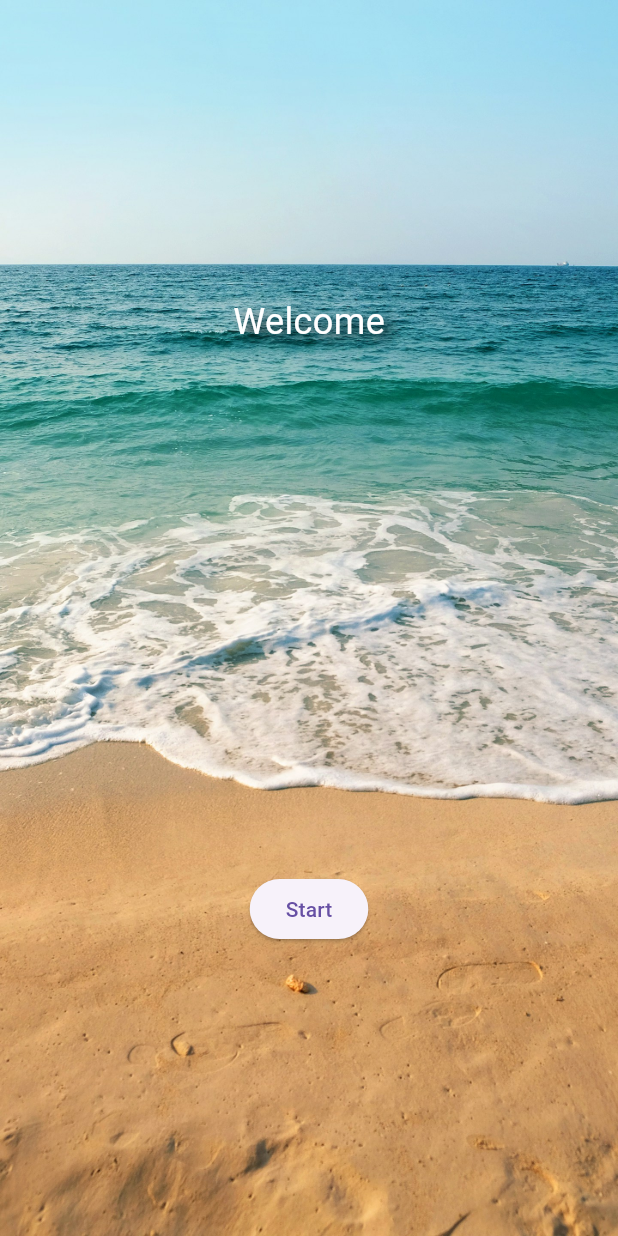
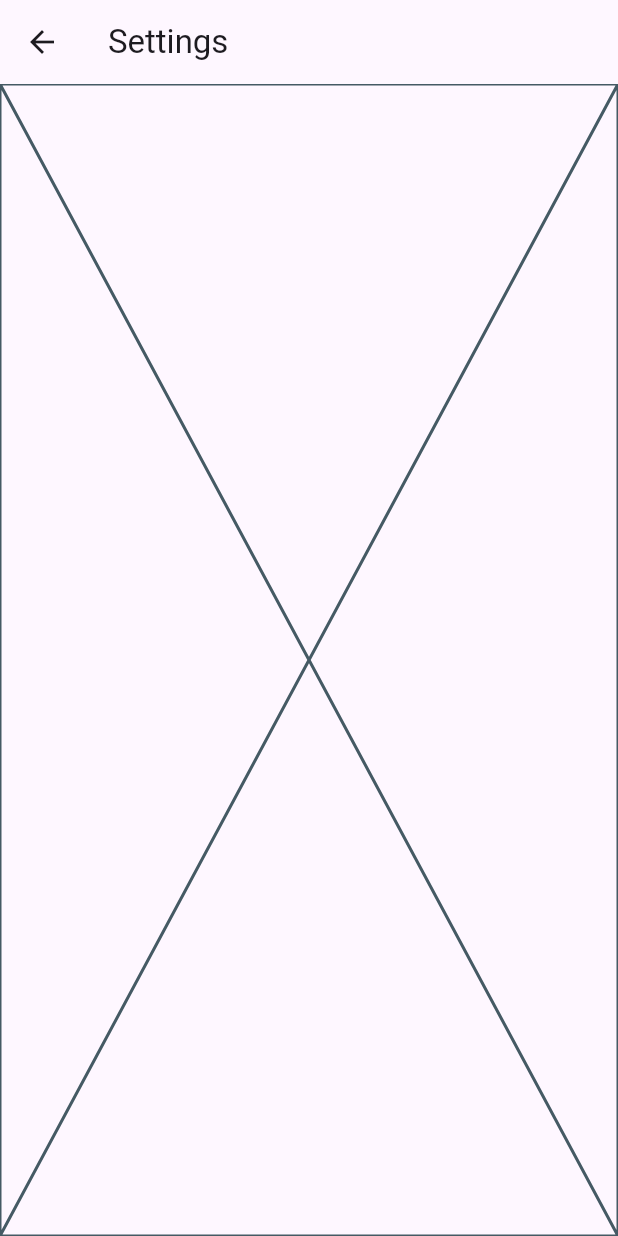
Before and after one commit to emilwall/mindful_app, a Flutter app: the screen it shows after launch, after a tap on "Start", on a phone screen of 412 x 824 dp. Run offline on Flutter 3.47's test engine with Material 3 defaults, Android fonts, the phone set to English and light mode, and no system bars.

Commit message:
Add settings_screen widget and install shared preferences package

```diff
--- a/lib/main.dart
+++ b/lib/main.dart
@@ -1,5 +1,5 @@
 import 'package:flutter/material.dart';
-import 'package:mindful_app/intro_screen.dart';
+import 'package:mindful_app/screens/intro_screen.dart';
 
 void main() {
   runApp(const MainApp());
--- a/lib/intro_screen.dart
+++ b/lib/screens/intro_screen.dart
@@ -1,4 +1,5 @@
 import 'package:flutter/material.dart';
+import 'package:mindful_app/screens/settings_screen.dart';
 
 class IntroScreen extends StatelessWidget {
   const IntroScreen({super.key});
@@ -32,7 +33,11 @@ class IntroScreen extends StatelessWidget {
         Align(
           alignment: const Alignment(0, 0.5),
           child: ElevatedButton(
-            onPressed: () {},
+            onPressed: () {
+              Navigator.of(context).push(MaterialPageRoute(
+                builder: (BuildContext ctx) => const SettingsScreen(),
+              ));
+            },
             child: const Text('Start'),
           ),
         )
--- /dev/null
+++ b/lib/screens/settings_screen.dart
@@ -0,0 +1,20 @@
+import 'package:flutter/material.dart';
+
+class SettingsScreen extends StatefulWidget {
+  const SettingsScreen({super.key});
+
+  @override
+  State<SettingsScreen> createState() => _SettingsScreenState();
+}
+
+class _SettingsScreenState extends State<SettingsScreen> {
+  @override
+  Widget build(BuildContext context) {
+    return Scaffold(
+      appBar: AppBar(
+        title: const Text('Settings'),
+      ),
+      body: const Placeholder(),
+    );
+  }
+}
--- a/pubspec.yaml
+++ b/pubspec.yaml
@@ -9,6 +9,7 @@ environment:
 dependencies:
   flutter:
     sdk: flutter
+  shared_preferences: ^2.3.2
 
 dev_dependencies:
   flutter_test:
```
Also changed, not shown: pubspec.lock, 1 other file.
